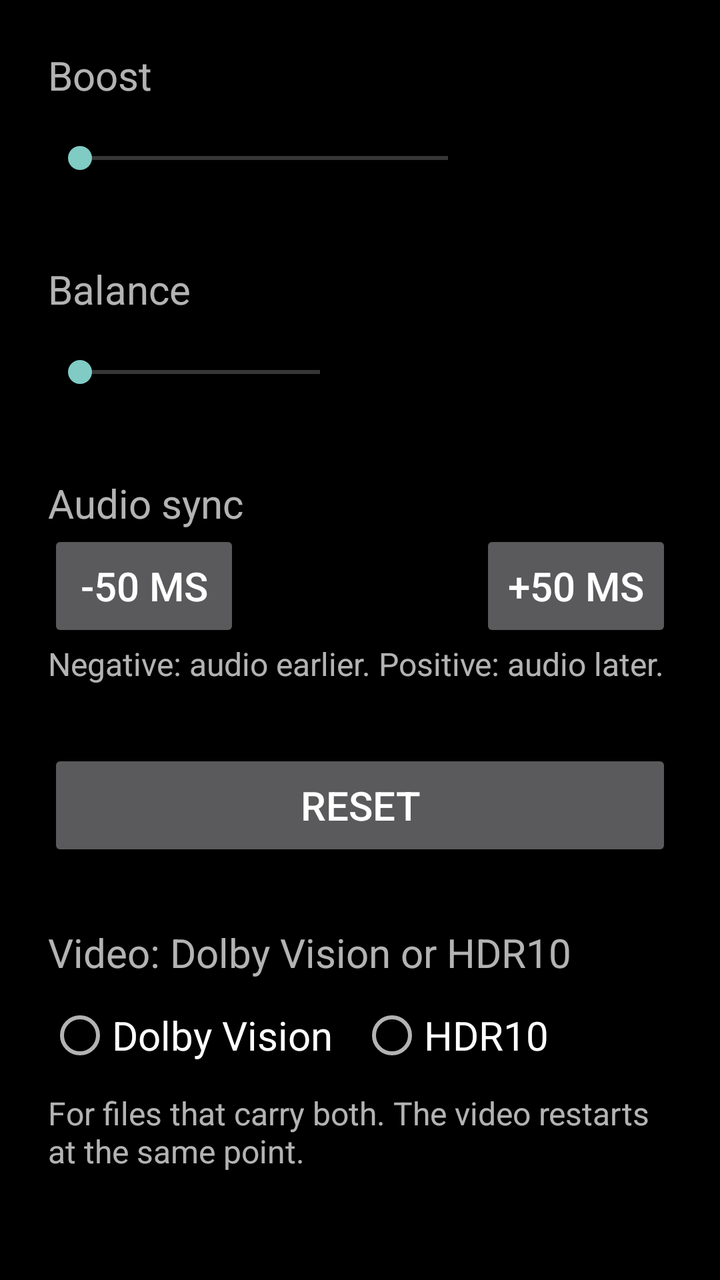
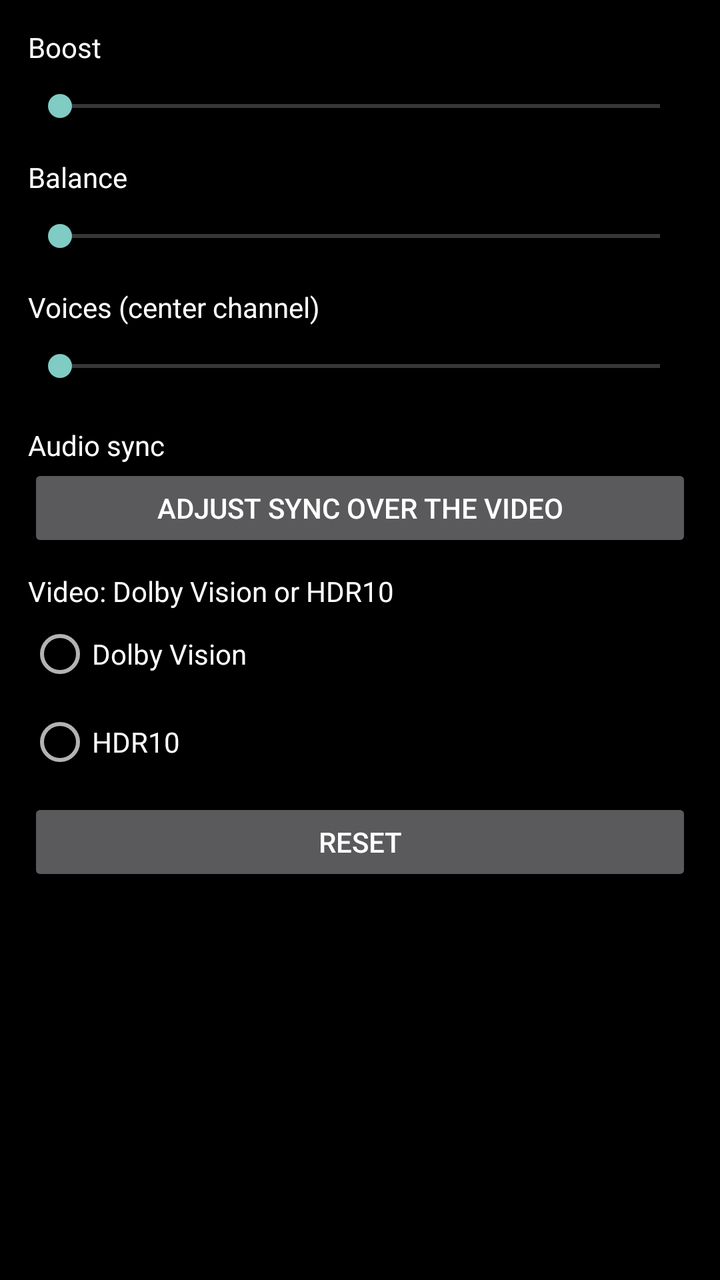

Before-and-after screenshots of an Android layout around one commit, followed by the original layout XML and the change that was made.
<!-- AndroidManifest.xml: application theme Theme.Player -->
<!-- res/layout/dialog_audio.xml -->
<?xml version="1.0" encoding="utf-8"?>
<ScrollView xmlns:android="http://schemas.android.com/apk/res/android"
    android:layout_width="match_parent"
    android:layout_height="wrap_content"
    android:padding="24dp">

  <LinearLayout
      android:layout_width="match_parent"
      android:layout_height="wrap_content"
      android:orientation="vertical">

    <TextView
        android:layout_width="wrap_content"
        android:layout_height="wrap_content"
        android:text="@string/audio_gain"
        android:textSize="20sp" />

    <LinearLayout
        android:layout_width="match_parent"
        android:layout_height="wrap_content"
        android:orientation="horizontal"
        android:gravity="center_vertical">

      <SeekBar
          android:id="@+id/audio_gain"
          android:layout_width="0dp"
          android:layout_height="wrap_content"
          android:layout_weight="1"
          android:focusable="true"
          android:minHeight="56dp" />

      <TextView
          android:id="@+id/audio_gain_value"
          android:layout_width="wrap_content"
          android:layout_height="wrap_content"
          android:minWidth="96dp"
          android:gravity="end"
          android:textSize="20sp" />
    </LinearLayout>

    <TextView
        android:layout_width="wrap_content"
        android:layout_height="wrap_content"
        android:layout_marginTop="24dp"
        android:text="@string/audio_balance"
        android:textSize="20sp" />

    <LinearLayout
        android:layout_width="match_parent"
        android:layout_height="wrap_content"
        android:orientation="horizontal"
        android:gravity="center_vertical">

      <SeekBar
          android:id="@+id/audio_balance"
          android:layout_width="0dp"
          android:layout_height="wrap_content"
          android:layout_weight="1"
          android:focusable="true"
          android:minHeight="56dp" />

      <TextView
          android:id="@+id/audio_balance_value"
          android:layout_width="wrap_content"
          android:layout_height="wrap_content"
          android:minWidth="160dp"
          android:gravity="end"
          android:textSize="20sp" />
    </LinearLayout>

    <TextView
        android:layout_width="wrap_content"
        android:layout_height="wrap_content"
        android:layout_marginTop="24dp"
        android:text="@string/audio_delay"
        android:textSize="20sp" />

    <LinearLayout
        android:layout_width="match_parent"
        android:layout_height="wrap_content"
        android:orientation="horizontal"
        android:gravity="center_vertical">

      <Button
          android:id="@+id/audio_delay_minus"
          android:layout_width="wrap_content"
          android:layout_height="wrap_content"
          android:minHeight="56dp"
          android:minWidth="96dp"
          android:text="@string/audio_delay_less"
          android:textSize="20sp" />

      <TextView
          android:id="@+id/audio_delay_value"
          android:layout_width="0dp"
          android:layout_height="wrap_content"
          android:layout_weight="1"
          android:gravity="center"
          android:textSize="24sp" />

      <Button
          android:id="@+id/audio_delay_plus"
          android:layout_width="wrap_content"
          android:layout_height="wrap_content"
          android:minHeight="56dp"
          android:minWidth="96dp"
          android:text="@string/audio_delay_more"
          android:textSize="20sp" />
    </LinearLayout>

    <TextView
        android:layout_width="wrap_content"
        android:layout_height="wrap_content"
        android:text="@string/audio_delay_hint"
        android:textSize="16sp" />

    <Button
        android:id="@+id/audio_reset"
        android:layout_width="match_parent"
        android:layout_height="wrap_content"
        android:layout_marginTop="32dp"
        android:minHeight="56dp"
        android:text="@string/audio_reset"
        android:textSize="20sp" />

    <TextView
        android:layout_width="wrap_content"
        android:layout_height="wrap_content"
        android:layout_marginTop="32dp"
        android:text="@string/video_hdr_mode"
        android:textSize="20sp" />

    <RadioGroup
        android:id="@+id/video_hdr_mode"
        android:layout_width="match_parent"
        android:layout_height="wrap_content"
        android:orientation="horizontal">

      <RadioButton
          android:id="@+id/video_hdr_dv"
          android:layout_width="0dp"
          android:layout_height="wrap_content"
          android:layout_weight="1"
          android:minHeight="56dp"
          android:focusable="true"
          android:text="@string/video_hdr_dv"
          android:textSize="20sp" />

      <RadioButton
          android:id="@+id/video_hdr_10"
          android:layout_width="0dp"
          android:layout_height="wrap_content"
          android:layout_weight="1"
          android:minHeight="56dp"
          android:focusable="true"
          android:text="@string/video_hdr_10"
          android:textSize="20sp" />
    </RadioGroup>

    <TextView
        android:layout_width="wrap_content"
        android:layout_height="wrap_content"
        android:text="@string/video_hdr_hint"
        android:textSize="16sp" />

  </LinearLayout>
</ScrollView>
<!-- resources referenced by this layout -->
<resources>
  <string name="audio_balance">Balance</string>
  <string name="audio_delay">Audio sync</string>
  <string name="audio_delay_hint">Negative: audio earlier. Positive: audio later.</string>
  <string name="audio_delay_less">-50 ms</string>
  <string name="audio_delay_more">+50 ms</string>
  <string name="audio_gain">Boost</string>
  <string name="audio_reset">Reset</string>
  <string name="video_hdr_10">HDR10</string>
  <string name="video_hdr_dv">Dolby Vision</string>
  <string name="video_hdr_hint">For files that carry both. The video restarts at the same point.</string>
  <string name="video_hdr_mode">Video: Dolby Vision or HDR10</string>
  <style name="Theme.Player" parent="BaseTheme.Player">
      </style>
  <style name="BaseTheme.Player" parent="Theme.AppCompat.NoActionBar">
          <item name="android:statusBarColor">@color/ui_controls_background</item>
          <item name="android:navigationBarColor">@color/ui_controls_background</item>
          <item name="android:windowBackground">@color/black</item>
          <item name="android:windowLayoutInDisplayCutoutMode" tools:ignore="NewApi">shortEdges</item>
          <item name="android:forceDarkAllowed" tools:targetApi="29">false</item>
      </style>
  <color name="ui_controls_background">#98000000</color>
  <color name="black">#FF000000</color>
</resources>

<!-- the commit's change to res/layout/dialog_audio.xml (unified diff, before → after) -->
@@ -1,167 +1,182 @@
 <?xml version="1.0" encoding="utf-8"?>
 <ScrollView xmlns:android="http://schemas.android.com/apk/res/android"
     android:layout_width="match_parent"
-    android:layout_height="wrap_content"
-    android:padding="24dp">
+    android:layout_height="match_parent"
+    android:padding="14dp">
 
   <LinearLayout
       android:layout_width="match_parent"
       android:layout_height="wrap_content"
       android:orientation="vertical">
 
-    <TextView
-        android:layout_width="wrap_content"
-        android:layout_height="wrap_content"
-        android:text="@string/audio_gain"
-        android:textSize="20sp" />
-
     <LinearLayout
         android:layout_width="match_parent"
         android:layout_height="wrap_content"
-        android:orientation="horizontal"
-        android:gravity="center_vertical">
+        android:orientation="horizontal">
 
-      <SeekBar
-          android:id="@+id/audio_gain"
+      <TextView
           android:layout_width="0dp"
           android:layout_height="wrap_content"
           android:layout_weight="1"
-          android:focusable="true"
-          android:minHeight="56dp" />
+          android:text="@string/audio_gain"
+          android:textColor="#FFFFFF"
+          android:textSize="14sp" />
 
       <TextView
           android:id="@+id/audio_gain_value"
           android:layout_width="wrap_content"
           android:layout_height="wrap_content"
-          android:minWidth="96dp"
-          android:gravity="end"
-          android:textSize="20sp" />
+          android:textColor="#FFFFFF"
+          android:textSize="14sp" />
     </LinearLayout>
 
-    <TextView
-        android:layout_width="wrap_content"
+    <SeekBar
+        android:id="@+id/audio_gain"
+        android:layout_width="match_parent"
         android:layout_height="wrap_content"
-        android:layout_marginTop="24dp"
-        android:text="@string/audio_balance"
-        android:textSize="20sp" />
+        android:focusable="true"
+        android:minHeight="40dp" />
 
     <LinearLayout
         android:layout_width="match_parent"
         android:layout_height="wrap_content"
-        android:orientation="horizontal"
-        android:gravity="center_vertical">
+        android:layout_marginTop="6dp"
+        android:orientation="horizontal">
 
-      <SeekBar
-          android:id="@+id/audio_balance"
+      <TextView
           android:layout_width="0dp"
           android:layout_height="wrap_content"
           android:layout_weight="1"
-          android:focusable="true"
-          android:minHeight="56dp" />
+          android:text="@string/audio_balance"
+          android:textColor="#FFFFFF"
+          android:textSize="14sp" />
 
       <TextView
           android:id="@+id/audio_balance_value"
           android:layout_width="wrap_content"
           android:layout_height="wrap_content"
-          android:minWidth="160dp"
-          android:gravity="end"
-          android:textSize="20sp" />
+          android:textColor="#FFFFFF"
+          android:textSize="14sp" />
     </LinearLayout>
 
-    <TextView
-        android:layout_width="wrap_content"
+    <SeekBar
+        android:id="@+id/audio_balance"
+        android:layout_width="match_parent"
         android:layout_height="wrap_content"
-        android:layout_marginTop="24dp"
-        android:text="@string/audio_delay"
-        android:textSize="20sp" />
+        android:focusable="true"
+        android:minHeight="40dp" />
 
     <LinearLayout
         android:layout_width="match_parent"
         android:layout_height="wrap_content"
-        android:orientation="horizontal"
-        android:gravity="center_vertical">
-
-      <Button
-          android:id="@+id/audio_delay_minus"
-          android:layout_width="wrap_content"
-          android:layout_height="wrap_content"
-          android:minHeight="56dp"
-          android:minWidth="96dp"
-          android:text="@string/audio_delay_less"
-          android:textSize="20sp" />
+        android:layout_marginTop="6dp"
+        android:orientation="horizontal">
 
       <TextView
-          android:id="@+id/audio_delay_value"
           android:layout_width="0dp"
           android:layout_height="wrap_content"
           android:layout_weight="1"
-          android:gravity="center"
-          android:textSize="24sp" />
+          android:text="@string/audio_voice"
+          android:textColor="#FFFFFF"
+          android:textSize="14sp" />
 
-      <Button
-          android:id="@+id/audio_delay_plus"
+      <TextView
+          android:id="@+id/audio_voice_value"
           android:layout_width="wrap_content"
           android:layout_height="wrap_content"
-          android:minHeight="56dp"
-          android:minWidth="96dp"
-          android:text="@string/audio_delay_more"
-          android:textSize="20sp" />
+          android:textColor="#FFFFFF"
+          android:textSize="14sp" />
     </LinearLayout>
 
+    <SeekBar
+        android:id="@+id/audio_voice"
+        android:layout_width="match_parent"
+        android:layout_height="wrap_content"
+        android:focusable="true"
+        android:minHeight="40dp" />
+
+    <LinearLayout
+        android:layout_width="match_parent"
+        android:layout_height="wrap_content"
+        android:layout_marginTop="10dp"
+        android:gravity="center_vertical"
+        android:orientation="horizontal">
+
+      <TextView
+          android:layout_width="0dp"
+          android:layout_height="wrap_content"
+          android:layout_weight="1"
+          android:text="@string/audio_delay"
+          android:textColor="#FFFFFF"
+          android:textSize="14sp" />
+
+      <TextView
+          android:id="@+id/audio_sync_value"
+          android:layout_width="wrap_content"
+          android:layout_height="wrap_content"
+          android:textColor="#FFFFFF"
+          android:textSize="14sp" />
+    </LinearLayout>
+
+    <Button
+        android:id="@+id/audio_sync_open"
+        android:layout_width="match_parent"
+        android:layout_height="wrap_content"
+        android:minHeight="44dp"
+        android:text="@string/audio_sync_open"
+        android:textSize="14sp" />
+
     <TextView
-        android:layout_width="wrap_content"
+        android:layout_width="match_parent"
         android:layout_height="wrap_content"
-        android:text="@string/audio_delay_hint"
-        android:textSize="16sp" />
+        android:layout_marginTop="10dp"
+        android:text="@string/video_hdr_mode"
+        android:textColor="#FFFFFF"
+        android:textSize="14sp" />
+
+    <RadioGroup
+        android:id="@+id/video_hdr_mode"
+        android:layout_width="match_parent"
+        android:layout_height="wrap_content"
+        android:orientation="vertical">
+
+      <RadioButton
+          android:id="@+id/video_hdr_dv"
+          android:layout_width="match_parent"
+          android:layout_height="wrap_content"
+          android:minHeight="44dp"
+          android:focusable="true"
+          android:text="@string/video_hdr_dv"
+          android:textColor="#FFFFFF"
+          android:textSize="14sp" />
+
+      <RadioButton
+          android:id="@+id/video_hdr_10"
+          android:layout_width="match_parent"
+          android:layout_height="wrap_content"
+          android:minHeight="44dp"
+          android:focusable="true"
+          android:text="@string/video_hdr_10"
+          android:textColor="#FFFFFF"
+          android:textSize="14sp" />
+    </RadioGroup>
 
     <Button
         android:id="@+id/audio_reset"
         android:layout_width="match_parent"
         android:layout_height="wrap_content"
-        android:layout_marginTop="32dp"
-        android:minHeight="56dp"
+        android:layout_marginTop="6dp"
+        android:minHeight="44dp"
         android:text="@string/audio_reset"
-        android:textSize="20sp" />
+        android:textSize="14sp" />
 
     <TextView
-        android:layout_width="wrap_content"
-        android:layout_height="wrap_content"
-        android:layout_marginTop="32dp"
-        android:text="@string/video_hdr_mode"
-        android:textSize="20sp" />
-
-    <RadioGroup
-        android:id="@+id/video_hdr_mode"
+        android:id="@+id/audio_diag"
         android:layout_width="match_parent"
         android:layout_height="wrap_content"
-        android:orientation="horizontal">
-
-      <RadioButton
-          android:id="@+id/video_hdr_dv"
-          android:layout_width="0dp"
-          android:layout_height="wrap_content"
-          android:layout_weight="1"
-          android:minHeight="56dp"
-          android:focusable="true"
-          android:text="@string/video_hdr_dv"
-          android:textSize="20sp" />
-
-      <RadioButton
-          android:id="@+id/video_hdr_10"
-          android:layout_width="0dp"
-          android:layout_height="wrap_content"
-          android:layout_weight="1"
-          android:minHeight="56dp"
-          android:focusable="true"
-          android:text="@string/video_hdr_10"
-          android:textSize="20sp" />
-    </RadioGroup>
-
-    <TextView
-        android:layout_width="wrap_content"
-        android:layout_height="wrap_content"
-        android:text="@string/video_hdr_hint"
-        android:textSize="16sp" />
+        android:layout_marginTop="12dp"
+        android:textColor="#B0B0B0"
+        android:textSize="12sp" />
 
   </LinearLayout>
 </ScrollView>
<!-- resource entries referenced after the edit -->
@@ -2,14 +2,12 @@
 <resources>
   <string name="audio_balance">Balance</string>
   <string name="audio_delay">Audio sync</string>
-  <string name="audio_delay_hint">Negative: audio earlier. Positive: audio later.</string>
-  <string name="audio_delay_less">-50 ms</string>
-  <string name="audio_delay_more">+50 ms</string>
   <string name="audio_gain">Boost</string>
   <string name="audio_reset">Reset</string>
+  <string name="audio_sync_open">Adjust sync over the video</string>
+  <string name="audio_voice">Voices (center channel)</string>
   <string name="video_hdr_10">HDR10</string>
   <string name="video_hdr_dv">Dolby Vision</string>
-  <string name="video_hdr_hint">For files that carry both. The video restarts at the same point.</string>
   <string name="video_hdr_mode">Video: Dolby Vision or HDR10</string>
   <style name="Theme.Player" parent="BaseTheme.Player">
       </style>
